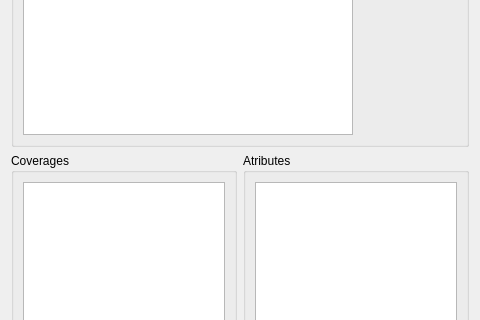
Before: the Qt Designer form src/wtss-tl/ui/server_config_dialog_form.ui in matheuszaglia/wtss.tl, drawn with Qt 5; both pictures show x 0 to 480 and y 156 to 476 of the 480 by 640 pixel window.
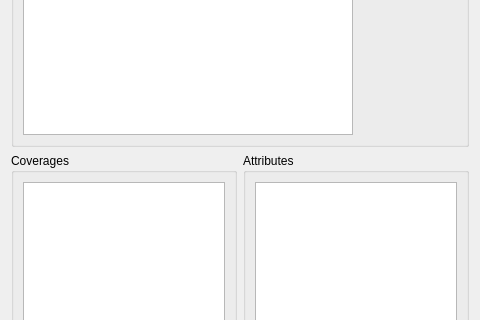
After: the same form once the commit is applied.

Patch:
```diff
--- a/src/wtss-tl/ui/server_config_dialog_form.ui
+++ b/src/wtss-tl/ui/server_config_dialog_form.ui
@@ -82,7 +82,7 @@
    <item row="1" column="1">
     <widget class="QGroupBox" name="groupAttributes">
      <property name="title">
-      <string>Atributes</string>
+      <string>Attributes</string>
      </property>
      <layout class="QGridLayout" name="gridLayout_5">
       <item row="0" column="0">
```
Left out of the diff: 20 changed lines with no effect on the pictures.
